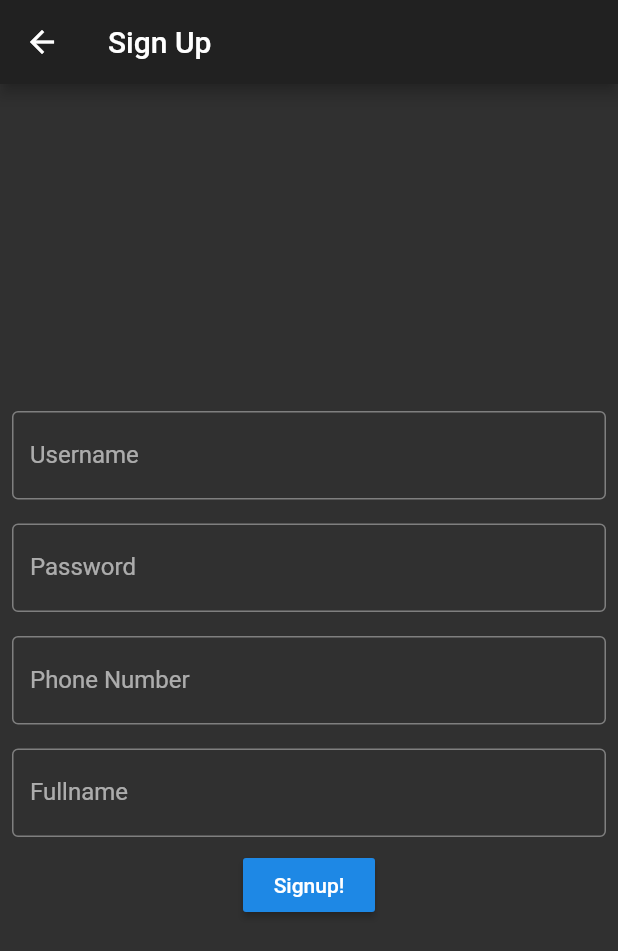
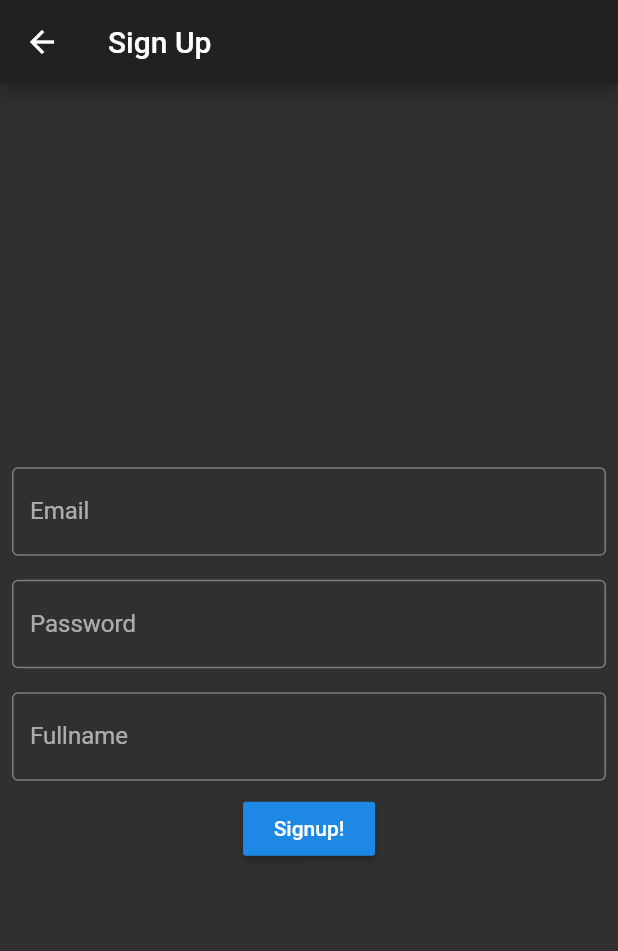
Before and after one commit to joephang/ChatFlutter, a Flutter app: the SignUps screen opened by its route, on a phone screen of 412 x 824 dp. Shown: the top 951 px of the screen. Run offline on Flutter 3.47's test engine with Material 2 defaults, Android fonts, the phone set to English and light mode, and no system bars; our stand-ins replace shared_preferences, toast; accounts and stored records are empty; network calls fail.

```diff
--- a/lib/pages/api.dart
+++ b/lib/pages/api.dart
@@ -1,4 +1,5 @@
 import 'dart:convert';
+import 'dart:io';
 import 'package:chats/main.dart';
 import 'package:chats/pages/Details.dart';
 import 'package:chats/pages/profile.dart';
@@ -14,19 +15,18 @@ class Api extends StatefulWidget {
   APIBody createState() => APIBody();
 }
 
-final lol = [{"username":"joe","password":"Admin!23","phone":"081919292825","name":"Joe Phang Rahmansyah"}];
 var loading = false;
 List list = List();
-var username;
+var email;
 List profile = List();
 
 class APIBody extends State<Api> {
 
   userName() async {
     SharedPreferences prefs = await SharedPreferences.getInstance();
-    String Username = prefs.getString('username');
+    String Emails = prefs.getString('email');
     this.setState((){
-      username = Username;
+      email = Emails;
     });
   }
 
@@ -40,7 +40,8 @@ class APIBody extends State<Api> {
       setState(() {
         list = json.decode(res.body) as List;
       });
-      _profileGet();
+
+      getProfile();
     } else {
       setState(() {
         loading = false;
@@ -49,18 +50,21 @@ class APIBody extends State<Api> {
     }
   }
 
-  _profileGet() async {
+  getProfile() async {
     SharedPreferences prefs = await SharedPreferences.getInstance();
-    final String local = prefs.getString('local');
 
-    final res = await http.get('http://$local:8081/api/user/$username');
+    final token = await prefs.getString('token');
 
-    if(res.statusCode == 200){
-      setState(() {
-        profile = json.decode(res.body) as List;
-        loading = false;
-      });
-    }
+    final res = await http.get('https://test1-messenger-api.herokuapp.com/api/users/me', headers: {
+      HttpHeaders.authorizationHeader: 'Bearer $token'
+    });
+
+    setState(() {
+      profile = json.decode(res.body) as List;
+      loading = false;
+    });
+
+    print(profile[0]);
   }
 
   @override
@@ -82,7 +86,6 @@ class APIBody extends State<Api> {
             child: InkWell(
               onTap: () async {
                 SharedPreferences prefs = await SharedPreferences.getInstance();
-
                 showDialog(
                     context: context,
                     builder: (BuildContext context) {
@@ -99,7 +102,7 @@ class APIBody extends State<Api> {
                           FlatButton(
                             child: Text('Yes'),
                             onPressed: (){
-                              prefs.setString('username', null);
+                              prefs.setString('email', null);
                               Navigator.pushReplacementNamed(context, "/signin");
                             },
                           ),
@@ -115,7 +118,7 @@ class APIBody extends State<Api> {
           )
         ],
       ),
-      drawer: Drawer(
+      drawer: profile.length == 0 ? Icon(Icons.list) : Drawer(
         child: ListView(
           padding: EdgeInsets.zero,
           children: <Widget>[
@@ -133,9 +136,18 @@ class APIBody extends State<Api> {
                       ),
                     ),
                     Padding(
-                      padding: const EdgeInsets.all(15.0),
-                      child: profile.length == 0 ? Text('Hai') :  Text(profile[0]['name']),
-                    ),
+                      padding: const EdgeInsets.all(8.0),
+                      child: Center(
+                        child: Column(
+                          mainAxisAlignment: MainAxisAlignment.center,
+                          crossAxisAlignment: CrossAxisAlignment.start,
+                          children: <Widget>[
+                            profile.length == 0 ? Text('Hai!') :  Text(profile[0]['name']),
+                            Text('This should be your status!')
+                          ],
+                        ),
+                      ),
+                    )
                   ],
                 ),
               ),
--- a/lib/pages/profile.dart
+++ b/lib/pages/profile.dart
@@ -18,12 +18,10 @@ class Profile extends StatefulWidget {
 TextEditingController nameController = TextEditingController();
 TextEditingController usernameController = TextEditingController();
 TextEditingController passwordController = TextEditingController();
-TextEditingController phoneController = TextEditingController();
 
 var name = '';
 var username = '';
 var password = '';
-var phone = '';
 
 class _Profile extends State<Profile>{
 
@@ -38,7 +36,6 @@ class _Profile extends State<Profile>{
         body: {
           'name': name,
           'password': password,
-          'phone': phone
         });
 
     if(res.statusCode == 200){
@@ -59,14 +56,14 @@ class _Profile extends State<Profile>{
     super.initState();
     this.setState((){
       nameController = TextEditingController(text: profiles[0]['name']);
-      usernameController = TextEditingController(text: profiles[0]['username']);
+      usernameController = TextEditingController(text: profiles[0]['email']);
       passwordController = TextEditingController(text: profiles[0]['password']);
-      phoneController = TextEditingController(text: profiles[0]['phone']);
       name = profiles[0]['name'];
-      username = profiles[0]['username'];
+      username = profiles[0]['email'];
       password = profiles[0]['password'];
-      phone = profiles[0]['phone'];
     });
+
+    print(profiles[0]['email']);
   }
 
   Widget build(BuildContext context) {
@@ -138,7 +135,7 @@ class _Profile extends State<Profile>{
                   keyboardType: TextInputType.text,
                   decoration: InputDecoration(
                       border: OutlineInputBorder(),
-                      labelText: 'Username'
+                      labelText: 'Email'
                   ),
                   onChanged: (text) {
                     username=text;
@@ -148,7 +145,6 @@ class _Profile extends State<Profile>{
               ListTile(
                 leading: Icon(Icons.vpn_key),
                 title: TextField(
-                  controller: passwordController,
                   keyboardType: TextInputType.text,
                   decoration: InputDecoration(
                       border: OutlineInputBorder(),
@@ -159,20 +155,6 @@ class _Profile extends State<Profile>{
                   },
                 ),
               ),
-              ListTile(
-                leading: Icon(Icons.phone),
-                title: TextField(
-                  controller: phoneController,
-                  keyboardType: TextInputType.phone,
-                  decoration: InputDecoration(
-                      border: OutlineInputBorder(),
-                      labelText: 'Phone'
-                  ),
-                  onChanged: (text) {
-                    phone=text;
-                  },
-                ),
-              ),
             ],
           ),
         ),
--- a/lib/pages/signin.dart
+++ b/lib/pages/signin.dart
@@ -3,11 +3,14 @@ import 'package:chats/pages/api.dart';
 import 'package:shared_preferences/shared_preferences.dart';
 import 'package:http/http.dart' as http;
 import 'package:toast/toast.dart';
+import 'dart:convert';
 
 void main() => runApp(SignIn());
 
-String Username = null;
+String email = null;
 String Password = null;
+bool loading = false;
+List token = List();
 
 final TextEditingController userController = TextEditingController();
 final TextEditingController passController = TextEditingController();
@@ -30,60 +33,56 @@ class Signins extends StatefulWidget {
 class SignInn extends State<Signins>{
 
   _setString() async {
-    if(Username != null && Password != null){
+
+    setState(() {
+      loading=true;
+    });
+
+    if(email != null && Password != null){
       SharedPreferences prefs = await SharedPreferences.getInstance();
 
-      final String local = prefs.getString('local');
-
-      print(local);
-
         final res = await http.post(
-            'http://$local:8081/api/user/login',
+            'https://test1-messenger-api.herokuapp.com/api/login',
             body: {
-              'username' : Username,
+              'email' : email,
               'password' : Password
             }
         );
 
         switch(res.statusCode){
           case 200: {
+            setState(() {
+              token = json.decode(res.body) as List;
+            });
+            prefs.setString('token', token[0]['token']);
+
+            final tok = await prefs.getString('token');
+
+            print(tok);
+
             Navigator.pushReplacementNamed(context, "/api");
-            prefs.setString('username', Username);
-            print(Username);
-            this.setState((){
+            prefs.setString('email', email);
+
+            setState((){
               userController.clear();
               passController.clear();
-              Username = null;
+              email = null;
               Password = null;
+              loading = false;
             });
-            Toast.show("Berhasil", context, duration: Toast.LENGTH_SHORT, gravity:  Toast.BOTTOM);
-            print('Berhasil!');
-          }
-          break;
-          case 403: {
-            this.setState((){
-              passController.clear();
-              Password = null;
-            });
-            Toast.show("Wrong Password!", context, duration: Toast.LENGTH_SHORT, gravity:  Toast.BOTTOM);
-          }
-          break;
-          case 404: {
-            this.setState((){
-              userController.clear();
-              passController.clear();
-              Username = null;
-            });
-            Toast.show("User Not Found!", context, duration: Toast.LENGTH_SHORT, gravity:  Toast.BOTTOM);
+
+            Toast.show("Signed In!", context, duration: Toast.LENGTH_SHORT, gravity:  Toast.BOTTOM);
           }
           break;
           default:{
             this.setState((){
               userController.clear();
               passController.clear();
-              Username = null;
+              email = null;
+              Password = null;
+              loading = false;
             });
-            Toast.show("Cannot Login!", context, duration: Toast.LENGTH_SHORT, gravity:  Toast.BOTTOM);
+            Toast.show("Please re-check your email and password!", context, duration: Toast.LENGTH_SHORT, gravity:  Toast.BOTTOM);
           }
           break;
         }
@@ -96,7 +95,7 @@ class SignInn extends State<Signins>{
  Widget build(BuildContext context) {
     // TODO: implement build
     return Center(
-      child: Column(
+      child: loading ? CircularProgressIndicator() : Column(
         mainAxisAlignment: MainAxisAlignment.center,
         children: <Widget>[
           Padding(
@@ -109,7 +108,7 @@ class SignInn extends State<Signins>{
               ),
               onChanged: (text) {
                 setState(() {
-                  Username = text;
+                  email = text;
                 });
               },
             ),
--- a/lib/pages/signup.dart
+++ b/lib/pages/signup.dart
@@ -33,39 +33,33 @@ class SignUpBody extends State<SignUp> {
   @override
 
   String name = '';
-  String username = '';
+  String email = '';
   String password = '';
-  String phone = '';
 
   bool loading = false;
 
   _SignUp() async {
 
-    if(name != '' && username != '' && password != '' && phone != ''){
-      SharedPreferences prefs = await SharedPreferences.getInstance();
-
-      final String local = prefs.getString('local');
-
+    if(name != '' && email != '' && password != ''){
       final res = await http.post(
-          'http://$local:8081/api/user/register',
+          'https://test1-messenger-api.herokuapp.com/api/users',
           body: {
-            'username' : username,
+            'name' : name,
+            'email' : email,
             'password' : password,
-            'phone' : phone,
-            'name' : name
           }
       );
 
       switch(res.statusCode){
-        case 200: {
-          Navigator.pop(context, ':(');
+        case 201: {
           setState(() {
-            username = '';
+            email = '';
             password = '';
-            phone = '';
             name = '';
+            loading=false;
           });
           Toast.show('Register Succeed!', context, duration: Toast.LENGTH_SHORT, gravity: Toast.BOTTOM);
+          Navigator.pop(context, ':(');
         }
         break;
         case 400 : {
@@ -90,11 +84,11 @@ class SignUpBody extends State<SignUp> {
             child: TextField(
               decoration: InputDecoration(
                 border: OutlineInputBorder(),
-                labelText: 'Username',
+                labelText: 'Email',
               ),
               onChanged: (text) {
                 setState(() {
-                  username = text;
+                  email = text;
                 });
               },
             ),
@@ -110,21 +104,6 @@ class SignUpBody extends State<SignUp> {
               onChanged: (text) {
                 setState(() {
                   password = text;
-                });
-              },
-            ),
-          ),
-          Padding(
-            padding: const EdgeInsets.all(8.0),
-            child: TextField(
-              keyboardType: TextInputType.number,
-              decoration: InputDecoration(
-                  border: OutlineInputBorder(),
-                  labelText: 'Phone Number'
-              ),
-              onChanged: (text) {
-                setState(() {
-                  phone = text;
                 });
               },
             ),
```
Also changed, not shown: lib/main.dart (+10 -16 lines).
